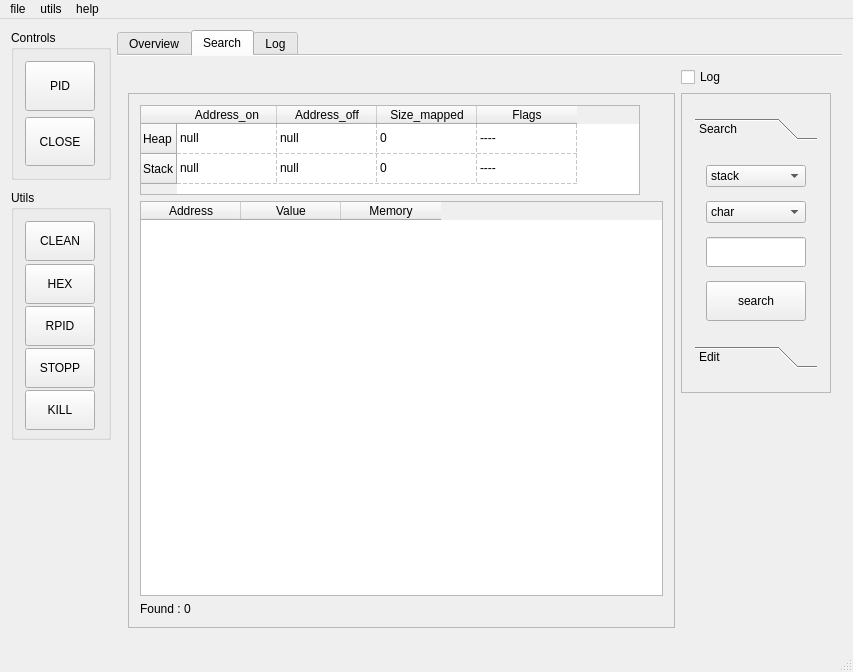
Qt form src/gui/mainwindow.ui (mentebinaria/maProc) before a commit.
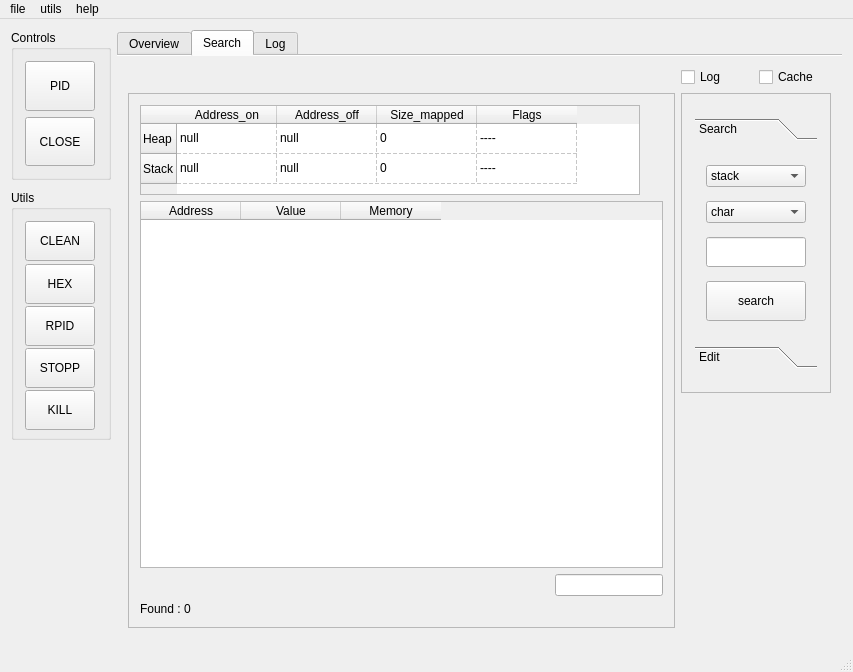
The same form after that commit. The open tabs and pages were chosen to show the change.

```diff
--- a/src/gui/mainwindow.ui
+++ b/src/gui/mainwindow.ui
@@ -519,7 +519,7 @@
         <string>Search</string>
        </attribute>
        <layout class="QGridLayout" name="gridLayout">
-        <item row="1" column="2" alignment="Qt::AlignLeft|Qt::AlignTop">
+        <item row="6" column="3" alignment="Qt::AlignLeft|Qt::AlignTop">
          <widget class="QScrollArea" name="editArea">
           <property name="minimumSize">
            <size>
@@ -561,7 +561,7 @@
                </size>
               </property>
               <property name="currentIndex">
-               <number>1</number>
+               <number>0</number>
               </property>
               <widget class="QWidget" name="page">
                <property name="geometry">
@@ -569,7 +569,7 @@
                  <x>0</x>
                  <y>0</y>
                  <width>116</width>
-                 <height>169</height>
+                 <height>192</height>
                 </rect>
                </property>
                <attribute name="label">
@@ -745,14 +745,7 @@
           </widget>
          </widget>
         </item>
-        <item row="0" column="2">
-         <widget class="QCheckBox" name="checkLog">
-          <property name="text">
-           <string>Log</string>
-          </property>
-         </widget>
-        </item>
-        <item row="1" column="1">
+        <item row="6" column="1">
          <layout class="QGridLayout" name="grid_Mapping">
           <item row="2" column="1">
            <widget class="QScrollArea" name="viewaArea">
@@ -765,7 +758,7 @@
                <x>0</x>
                <y>0</y>
                <width>555</width>
-               <height>524</height>
+               <height>522</height>
               </rect>
              </property>
              <layout class="QVBoxLayout" name="verticalLayout_5">
@@ -931,6 +924,16 @@
                 </column>
                </widget>
               </item>
+              <item alignment="Qt::AlignRight">
+               <widget class="QLineEdit" name="search_address">
+                <property name="maximumSize">
+                 <size>
+                  <width>150</width>
+                  <height>100</height>
+                 </size>
+                </property>
+               </widget>
+              </item>
               <item>
                <widget class="QLabel" name="foundAddr_label">
                 <property name="text">
@@ -944,6 +947,24 @@
           </item>
          </layout>
         </item>
+        <item row="0" column="3">
+         <layout class="QHBoxLayout" name="horizontalLayout_3">
+          <item>
+           <widget class="QCheckBox" name="checkLog">
+            <property name="text">
+             <string>Log</string>
+            </property>
+           </widget>
+          </item>
+          <item>
+           <widget class="QCheckBox" name="checkBox">
+            <property name="text">
+             <string>Cache</string>
+            </property>
+           </widget>
+          </item>
+         </layout>
+        </item>
        </layout>
       </widget>
       <widget class="QWidget" name="Log">
@@ -952,17 +973,9 @@
        </attribute>
        <layout class="QVBoxLayout" name="verticalLayout_9">
         <item alignment="Qt::AlignHCenter">
-         <widget class="QLabel" name="log_label">
-          <property name="font">
-           <font>
-            <family>Fira Code Medium</family>
-            <pointsize>24</pointsize>
-            <weight>50</weight>
-            <bold>false</bold>
-           </font>
-          </property>
+         <widget class="QLabel" name="label">
           <property name="text">
-           <string>&lt;html&gt;&lt;head/&gt;&lt;body&gt;&lt;p align=&quot;center&quot;&gt;&lt;span style=&quot; color:#000000;&quot;&gt;LOG&lt;/span&gt;&lt;/p&gt;&lt;/body&gt;&lt;/html&gt;</string>
+           <string>&lt;html&gt;&lt;head/&gt;&lt;body&gt;&lt;p align=&quot;center&quot;&gt;&lt;span style=&quot; font-size:22pt; font-weight:600;&quot;&gt;LOG&lt;/span&gt;&lt;/p&gt;&lt;/body&gt;&lt;/html&gt;</string>
           </property>
          </widget>
         </item>
```
